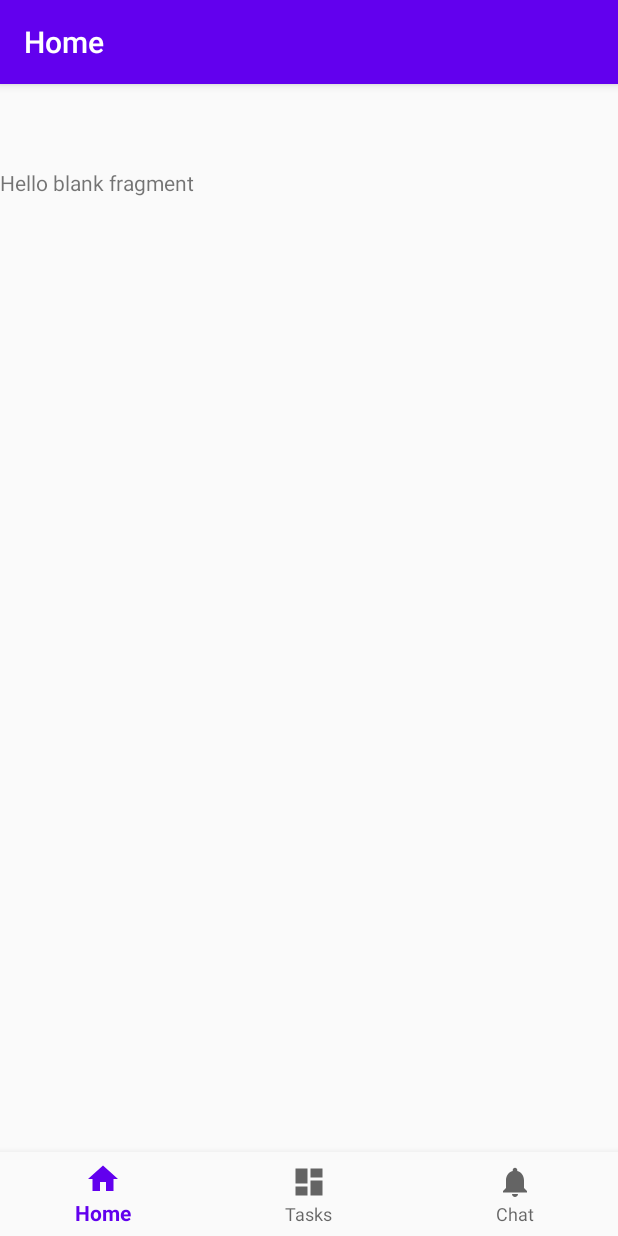
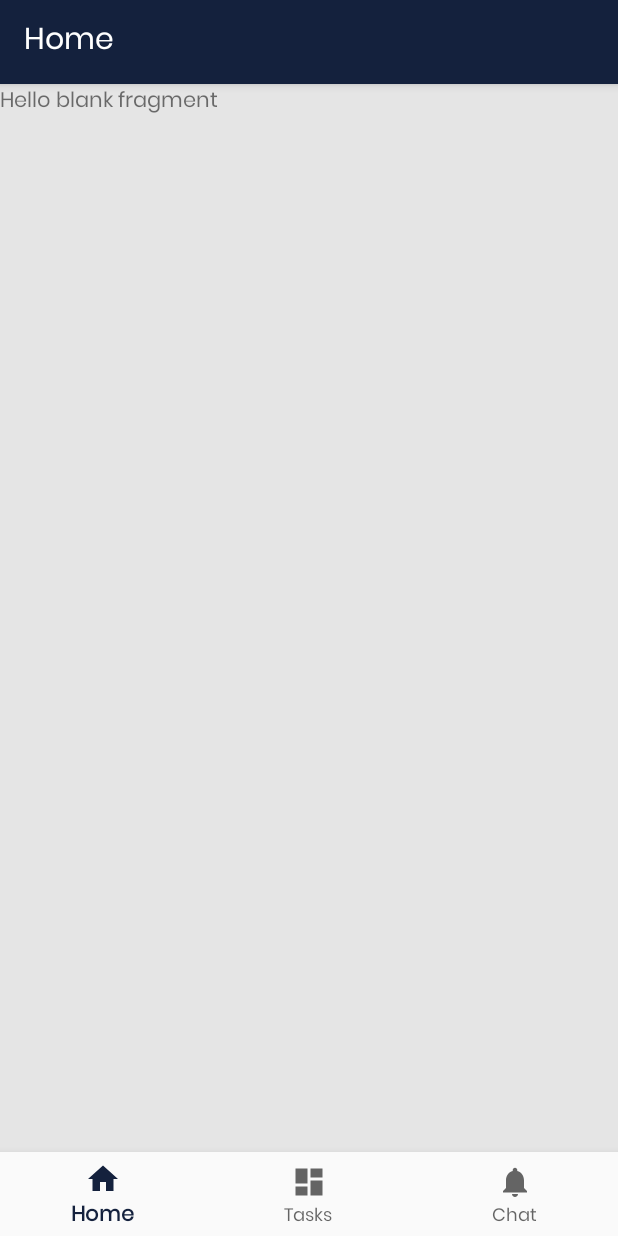
Before and after one commit to AdityaK11/Serve.io, an Android app: the screen it shows after launch (NgoHomeActivity), after a tap on "Hello World!", on a phone screen of 412 x 824 dp. Run offline under Robolectric (Android 15) with nearby library versions, the light colour scheme and no system bars; our stand-ins replace navigation-ui.

Commit message:
New font and color scheme

```diff
--- a/app/src/main/res/layout/activity_ngo_home.xml
+++ b/app/src/main/res/layout/activity_ngo_home.xml
@@ -3,8 +3,7 @@
     xmlns:app="http://schemas.android.com/apk/res-auto"
     android:id="@+id/container"
     android:layout_width="match_parent"
-    android:layout_height="match_parent"
-    android:paddingTop="?attr/actionBarSize">
+    android:layout_height="match_parent">
 
     <com.google.android.material.bottomnavigation.BottomNavigationView
         android:id="@+id/nav_view_ngo"
--- a/app/src/main/res/layout/fragment_ngo_chat.xml
+++ b/app/src/main/res/layout/fragment_ngo_chat.xml
@@ -3,6 +3,7 @@
     xmlns:tools="http://schemas.android.com/tools"
     android:layout_width="match_parent"
     android:layout_height="match_parent"
+    android:background="@color/background"
     tools:context=".ui.NgoUser.fragment.NgoChatFragment">
 
     <!-- TODO: Update blank fragment layout -->
--- a/app/src/main/res/layout/fragment_ngo_home.xml
+++ b/app/src/main/res/layout/fragment_ngo_home.xml
@@ -3,6 +3,7 @@
     xmlns:tools="http://schemas.android.com/tools"
     android:layout_width="match_parent"
     android:layout_height="match_parent"
+    android:background="@color/background"
     tools:context=".ui.NgoUser.fragment.NgoHomeFragment">
 
     <!-- TODO: Update blank fragment layout -->
--- a/app/src/main/res/layout/fragment_ngo_tasks.xml
+++ b/app/src/main/res/layout/fragment_ngo_tasks.xml
@@ -3,6 +3,7 @@
     xmlns:tools="http://schemas.android.com/tools"
     android:layout_width="match_parent"
     android:layout_height="match_parent"
+    android:background="@color/background"
     android:layout_marginBottom="?actionBarSize"
     tools:context=".ui.NgoUser.fragment.NgoTasksFragment">
 
--- a/app/src/main/res/layout/fragment_volunteer_chat.xml
+++ b/app/src/main/res/layout/fragment_volunteer_chat.xml
@@ -3,6 +3,7 @@
     xmlns:tools="http://schemas.android.com/tools"
     android:layout_width="match_parent"
     android:layout_height="match_parent"
+    android:background="@color/background"
     tools:context=".ui.VolunteerUser.fragment.VolunteerChatFragment">
 
     <!-- TODO: Update blank fragment layout -->
--- a/app/src/main/res/layout/fragment_volunteer_donate.xml
+++ b/app/src/main/res/layout/fragment_volunteer_donate.xml
@@ -3,6 +3,7 @@
     xmlns:tools="http://schemas.android.com/tools"
     android:layout_width="match_parent"
     android:layout_height="match_parent"
+    android:background="@color/background"
     tools:context=".ui.VolunteerUser.fragment.VolunteerDonateFragment">
 
     <!-- TODO: Update blank fragment layout -->
--- a/app/src/main/res/layout/fragment_volunteer_profile.xml
+++ b/app/src/main/res/layout/fragment_volunteer_profile.xml
@@ -3,6 +3,7 @@
     xmlns:tools="http://schemas.android.com/tools"
     android:layout_width="match_parent"
     android:layout_height="match_parent"
+    android:background="@color/background"
     tools:context=".ui.VolunteerUser.fragment.VolunteerProfileFragment">
 
     <!-- TODO: Update blank fragment layout -->
--- a/app/src/main/res/layout/fragment_volunteer_task.xml
+++ b/app/src/main/res/layout/fragment_volunteer_task.xml
@@ -3,6 +3,7 @@
     xmlns:tools="http://schemas.android.com/tools"
     android:layout_width="match_parent"
     android:layout_height="match_parent"
+    android:background="@color/background"
     tools:context=".ui.VolunteerUser.fragment.VolunteerTaskFragment">
 
     <!-- TODO: Update blank fragment layout -->
--- a/app/src/main/res/values/colors.xml
+++ b/app/src/main/res/values/colors.xml
@@ -1,6 +1,9 @@
 <?xml version="1.0" encoding="utf-8"?>
 <resources>
-    <color name="colorPrimary">#6200EE</color>
-    <color name="colorPrimaryDark">#3700B3</color>
-    <color name="colorAccent">#03DAC5</color>
+    <color name="colorPrimary">#14213d</color>
+    <color name="colorPrimaryDark">#000000</color>
+    <color name="colorAccent">#fca311</color>
+
+    <color name="white">#ffffff</color>
+    <color name="background">#e5e5e5</color>
 </resources>
--- a/app/src/main/res/values/styles.xml
+++ b/app/src/main/res/values/styles.xml
@@ -6,6 +6,18 @@
         <item name="colorPrimary">@color/colorPrimary</item>
         <item name="colorPrimaryDark">@color/colorPrimaryDark</item>
         <item name="colorAccent">@color/colorAccent</item>
+
+        <item name="android:textViewStyle">@style/RobotoTextViewStyle</item>
+        <item name="android:buttonStyle">@style/RobotoButtonStyle</item>
+
+    </style>
+
+    <style name="RobotoTextViewStyle" parent="android:Widget.TextView">
+        <item name="android:fontFamily">@font/poppins</item>
+    </style>
+
+    <style name="RobotoButtonStyle" parent="android:Widget.Holo.Button">
+        <item name="android:fontFamily">@font/poppins</item>
     </style>
 
 </resources>
```
Also changed, not shown: app/src/main/java/com/spoton/serveio/adapters/TaskAdapter.java (added, +59 -0 lines), app/src/main/java/com/spoton/serveio/ui/NgoUser/fragment/NgoTasksFragment.java (+61 -19 lines), app/src/main/res/layout/layout_add_task.xml (+0 -19 lines), app/src/main/res/layout/layout_task_item.xml (added, +47 -0 lines), app/src/main/res/font/poppins.ttf (added).
